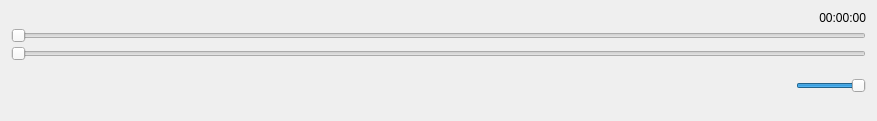
Old version of the form player/src/playerUI/controlsWidget.ui in the repository onvif/oxfplayer.
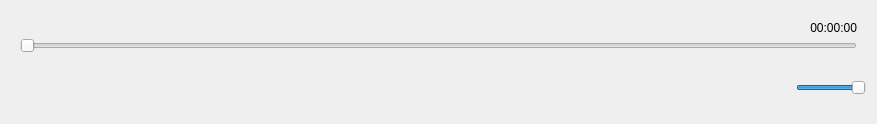
New version of the form. Custom widgets are drawn as their Qt base class.

Commit message: Remove fragment timeline and opening of ISO 2300-10 fragments.

Diff of the .ui file:
```diff
--- a/player/src/playerUI/controlsWidget.ui
+++ b/player/src/playerUI/controlsWidget.ui
@@ -7,7 +7,7 @@
     <x>0</x>
     <y>0</y>
     <width>877</width>
-    <height>121</height>
+    <height>124</height>
    </rect>
   </property>
   <property name="sizePolicy">
@@ -26,9 +26,6 @@
    <item>
     <widget class="QWidget" name="widget" native="true">
      <layout class="QGridLayout" name="gridLayout">
-      <property name="margin">
-       <number>0</number>
-      </property>
       <property name="spacing">
        <number>3</number>
       </property>
@@ -74,13 +71,6 @@
        </widget>
       </item>
       <item row="1" column="0" colspan="2">
-       <widget class="ClickableSlider" name="fragment_position">
-        <property name="orientation">
-         <enum>Qt::Horizontal</enum>
-        </property>
-       </widget>
-      </item>
-      <item row="2" column="0" colspan="2">
        <widget class="ClickableSlider" name="total_position">
         <property name="orientation">
          <enum>Qt::Horizontal</enum>
```
Left out of the diff: 28 changed lines with no effect on the pictures. The commit also changes 7 other files.
